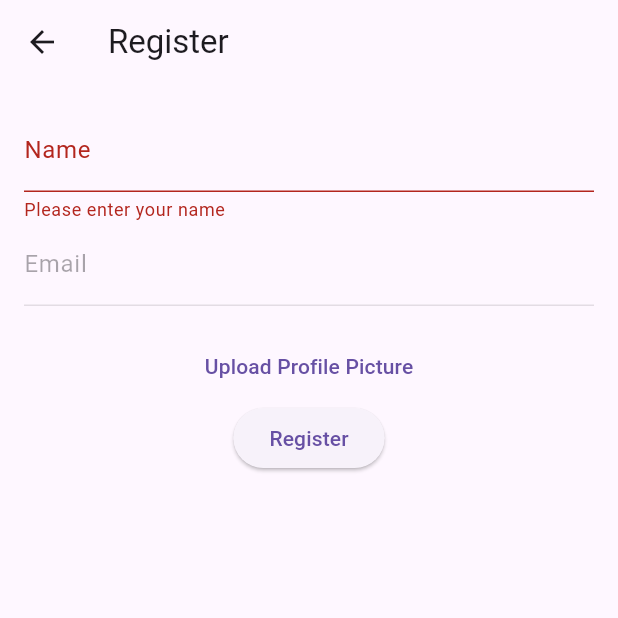
After one commit to heonrim/pawpoint, a Flutter app: the RegisterScreen screen opened by its route, after a tap on "Register", on a phone screen of 412 x 824 dp, the top half of it. The commit adds this screen. Run offline on Flutter 3.47's test engine with Material 3 defaults, Android fonts, the light colour scheme and no system bars; our stand-ins replace cloud_firestore, firebase_auth, firebase_core, firebase_storage, google_sign_in, image_picker and 1 more; missing offline and left inert: firebase_app_check; accounts and stored records are empty.

Commit message:
完善使用者驗證和資料儲存功能 - 新增並完善首次登入檢查邏輯。 - 新增使用者資料儲存功能，將使用者資訊儲存至Firestore，包括名稱、email和大頭貼等等。 - 新增上傳圖片功能，允許使用者從相簿選擇並上傳圖片至Firebase Storage。 - 更新`AuthService`，新增`uploadProfilePicture`方法處理圖片上傳及URL儲存。 - 更新`RegisterScreen`，新增圖片上傳及預覽功能。 - 修正bug並提升使用者體驗。

```diff
--- /dev/null
+++ b/lib/models/user_model.dart
@@ -0,0 +1,23 @@
+class UserModel {
+  final String uid;
+  final String name;
+  final String email;
+
+  UserModel({required this.uid, required this.name, required this.email});
+
+  factory UserModel.fromMap(Map<String, dynamic> data) {
+    return UserModel(
+      uid: data['uid'],
+      name: data['name'],
+      email: data['email'],
+    );
+  }
+
+  Map<String, dynamic> toMap() {
+    return {
+      'uid': uid,
+      'name': name,
+      'email': email,
+    };
+  }
+}
--- /dev/null
+++ b/lib/screens/register_screen.dart
@@ -0,0 +1,93 @@
+import 'dart:io';
+import 'package:flutter/material.dart';
+import 'package:image_picker/image_picker.dart';
+import 'package:provider/provider.dart';
+import '../services/auth_service.dart';
+import 'package:firebase_auth/firebase_auth.dart';
+
+class RegisterScreen extends StatefulWidget {
+  const RegisterScreen({Key? key}) : super(key: key);
+
+  @override
+  _RegisterScreenState createState() => _RegisterScreenState();
+}
+
+class _RegisterScreenState extends State<RegisterScreen> {
+  final _formKey = GlobalKey<FormState>();
+  String _name = '';
+  File? _imageFile;
+  final ImagePicker _picker = ImagePicker();
+
+  Future<void> _pickImage() async {
+    final pickedFile = await _picker.pickImage(source: ImageSource.gallery);
+    if (pickedFile != null) {
+      setState(() {
+        _imageFile = File(pickedFile.path);
+      });
+    }
+  }
+
+  @override
+  Widget build(BuildContext context) {
+    final authService = Provider.of<AuthService>(context);
+    User? user = authService.getCurrentUser();
+
+    return Scaffold(
+      appBar: AppBar(
+        title: const Text('Register'), // 使用 const
+      ),
+      body: Padding(
+        padding: const EdgeInsets.all(16.0),
+        child: Form(
+          key: _formKey,
+          child: Column(
+            children: [
+              TextFormField(
+                decoration: const InputDecoration(labelText: 'Name'), // 使用 const
+                validator: (value) {
+                  if (value == null || value.isEmpty) {
+                    return 'Please enter your name';
+                  }
+                  return null;
+                },
+                onSaved: (value) {
+                  _name = value!;
+                },
+              ),
+              if (user != null)
+                TextFormField(
+                  initialValue: user.email,
+                  decoration: const InputDecoration(labelText: 'Email'), // 使用 const
+                  enabled: false,
+                ),
+              const SizedBox(height: 16.0), // 使用 const
+              if (_imageFile != null)
+                Image.file(_imageFile!, height: 150, width: 150),
+              TextButton(
+                onPressed: _pickImage,
+                child: const Text('Upload Profile Picture'), // 使用 const
+              ),
+              ElevatedButton(
+                onPressed: () async {
+                  if (_formKey.currentState!.validate()) {
+                    _formKey.currentState!.save();
+
+                    String? photoURL;
+                    if (_imageFile != null) {
+                      photoURL = await authService.uploadProfilePicture(_imageFile!);
+                    }
+
+                    await authService.saveUserInfo(user!, name: _name, photoURL: photoURL);
+                    if (!mounted) return;
+                    Navigator.pushReplacementNamed(context, '/home');
+                  }
+                },
+                child: const Text('Register'), // 使用 const
+              ),
+            ],
+          ),
+        ),
+      ),
+    );
+  }
+}
--- /dev/null
+++ b/lib/services/user_service.dart
@@ -0,0 +1,16 @@
+import 'package:cloud_firestore/cloud_firestore.dart';
+import '../models/user_model.dart';
+
+class UserService {
+  final FirebaseFirestore _firestore = FirebaseFirestore.instance;
+
+  Future<void> saveUserInfo(String uid, String name, String email) async {
+    UserModel user = UserModel(uid: uid, name: name, email: email);
+    try {
+      await _firestore.collection('users').doc(uid).set(user.toMap());
+    } catch (e) {
+      print('Error saving user info: $e');
+      // 錯誤處理
+    }
+  }
+}
--- a/pubspec.yaml
+++ b/pubspec.yaml
@@ -37,7 +37,9 @@ dependencies:
   firebase_messaging:
   firebase_app_check:
   google_sign_in: ^6.2.1
+  image_picker: ^1.1.2
   provider:
+  logger: ^2.3.0
 
   # The following adds the Cupertino Icons font to your application.
   # Use with the CupertinoIcons class for iOS style icons.
```
Also changed, not shown: lib/main.dart (+22 -14 lines), lib/screens/diary/diary_edit_screen.dart (+16 -8 lines), lib/screens/diary/diary_list_screen.dart (+10 -1 lines), lib/screens/login_screen.dart (+9 -3 lines), lib/services/auth_service.dart (+55 -6 lines), lib/services/diary_service.dart (+21 -3 lines), pubspec.lock, 7 other files.
